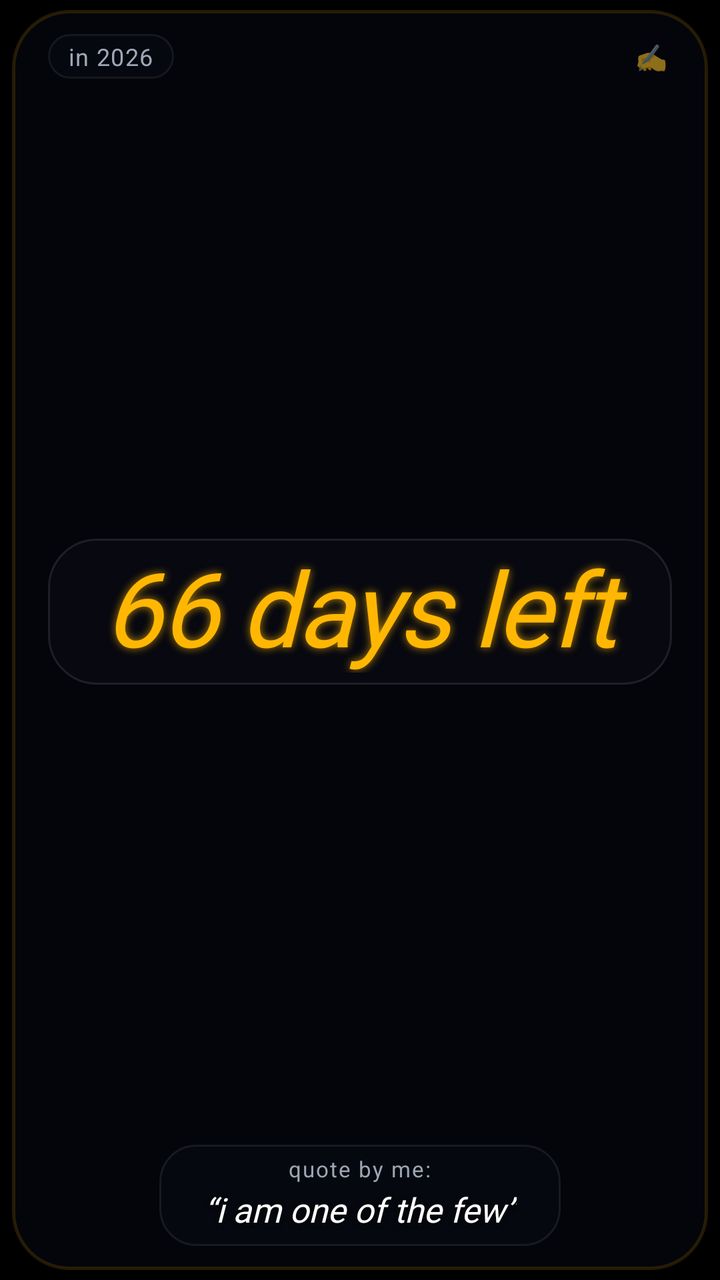
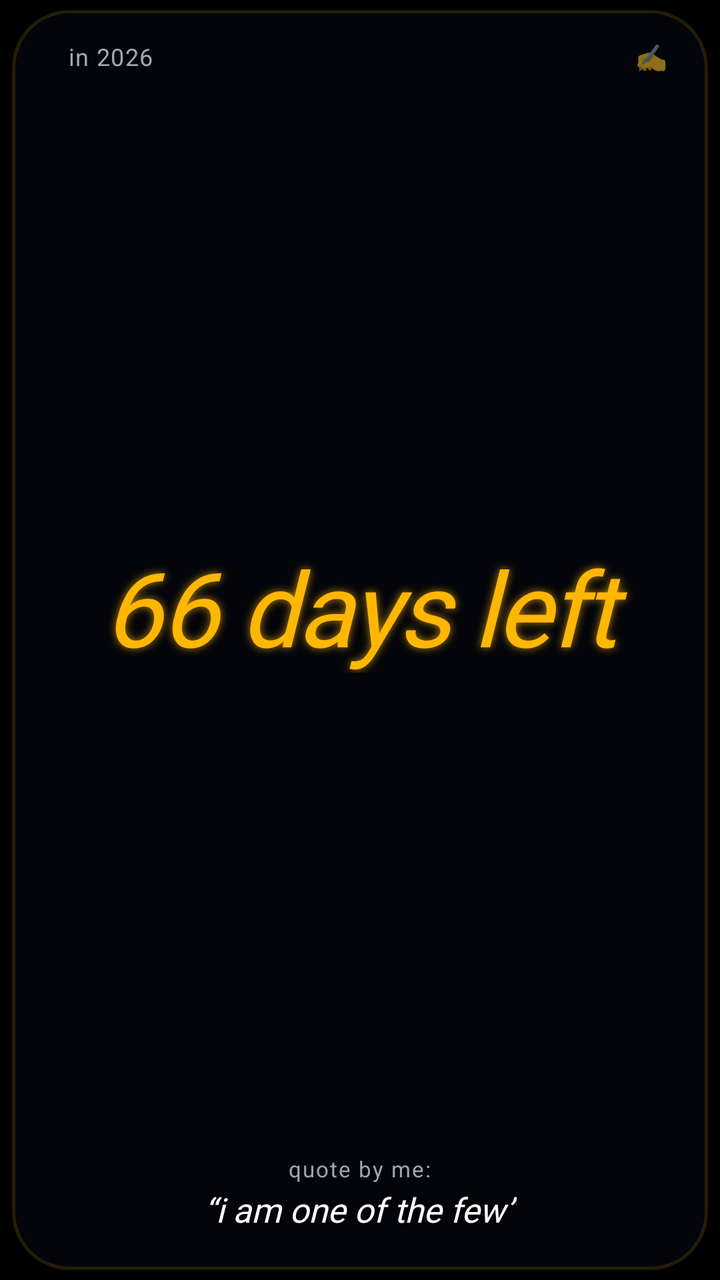

An Android layout rendered at two revisions. The XML below is the earlier revision; the diff shows what the commit changed to produce the second picture.
<!-- AndroidManifest.xml: application theme Theme.DaysLeftWidget -->
<!-- res/layout/widget_days_left.xml -->
<?xml version="1.0" encoding="utf-8"?>
<FrameLayout xmlns:android="http://schemas.android.com/apk/res/android"
    android:id="@+id/widget_root"
    android:layout_width="match_parent"
    android:layout_height="match_parent"
    android:paddingStart="6dp"
    android:paddingEnd="6dp"
    android:paddingTop="5dp"
    android:paddingBottom="5dp">

    
    <FrameLayout
        android:id="@+id/widget_card"
        android:layout_width="match_parent"
        android:layout_height="match_parent"
        android:background="@drawable/widget_card_bg">

        
        <ImageView
            android:id="@+id/iv_year_dots"
            android:layout_width="match_parent"
            android:layout_height="match_parent"
            android:scaleType="fitXY"
            android:contentDescription="@null" />

        
        <LinearLayout
            android:layout_width="match_parent"
            android:layout_height="match_parent"
            android:orientation="vertical"
            android:paddingStart="18dp"
            android:paddingEnd="18dp"
            android:paddingTop="12dp"
            android:paddingBottom="12dp">

            
            <RelativeLayout
                android:layout_width="match_parent"
                android:layout_height="wrap_content">

                <TextView
                    android:id="@+id/tv_year_label"
                    android:layout_width="wrap_content"
                    android:layout_height="wrap_content"
                    android:layout_alignParentStart="true"
                    android:layout_centerVertical="true"
                    android:background="@drawable/scrim_capsule_year"
                    android:paddingStart="10dp"
                    android:paddingEnd="10dp"
                    android:paddingTop="3dp"
                    android:paddingBottom="3dp"
                    android:text="in 2026"
                    android:textColor="@color/text_header_muted"
                    android:textSize="12sp"
                    android:textStyle="normal"
                    android:letterSpacing="0.04" />

                <TextView
                    android:id="@+id/btn_quick_add"
                    android:layout_width="wrap_content"
                    android:layout_height="wrap_content"
                    android:layout_alignParentEnd="true"
                    android:layout_centerVertical="true"
                    android:padding="2dp"
                    android:text="✍️"
                    android:textSize="13sp" />
            </RelativeLayout>

            
            <LinearLayout
                android:layout_width="match_parent"
                android:layout_height="0dp"
                android:layout_weight="1"
                android:gravity="center"
                android:paddingTop="3dp"
                android:paddingBottom="3dp">

                <FrameLayout
                    android:layout_width="match_parent"
                    android:layout_height="wrap_content"
                    android:background="@drawable/scrim_capsule_hero"
                    android:paddingStart="20dp"
                    android:paddingEnd="20dp"
                    android:paddingTop="6dp"
                    android:paddingBottom="6dp">

                    <TextView
                        android:id="@+id/tv_days_hero"
                        android:layout_width="match_parent"
                        android:layout_height="wrap_content"
                        android:gravity="center"
                        android:text="66 days left"
                        android:textColor="@color/hero_days_color"
                        android:textSize="52sp"
                        android:textStyle="italic"
                        android:fontFamily="@font/playfair_display_italic"
                        android:autoSizeTextType="uniform"
                        android:autoSizeMinTextSize="28sp"
                        android:autoSizeMaxTextSize="68sp"
                        android:autoSizeStepGranularity="2sp"
                        android:includeFontPadding="false"
                        android:letterSpacing="-0.02"
                        android:shadowColor="#B3FFB703"
                        android:shadowDx="0"
                        android:shadowDy="0"
                        android:shadowRadius="10" />
                </FrameLayout>
            </LinearLayout>

            
            <LinearLayout
                android:layout_width="match_parent"
                android:layout_height="wrap_content"
                android:gravity="center">

                <LinearLayout
                    android:id="@+id/quote_container"
                    android:layout_width="wrap_content"
                    android:layout_height="wrap_content"
                    android:background="@drawable/scrim_capsule_quote"
                    android:paddingStart="22dp"
                    android:paddingEnd="22dp"
                    android:paddingTop="6dp"
                    android:paddingBottom="7dp"
                    android:gravity="center"
                    android:orientation="vertical">

                    <TextView
                        android:id="@+id/tv_quote_label"
                        android:layout_width="wrap_content"
                        android:layout_height="wrap_content"
                        android:text="quote by me:"
                        android:textColor="@color/quote_label_color"
                        android:textSize="11sp"
                        android:letterSpacing="0.06"
                        android:includeFontPadding="false" />

                    <TextView
                        android:id="@+id/tv_quote_text"
                        android:layout_width="wrap_content"
                        android:layout_height="wrap_content"
                        android:layout_marginTop="2dp"
                        android:gravity="center"
                        android:text="“i am one of the few”"
                        android:textColor="@color/quote_text_color"
                        android:textSize="17sp"
                        android:textStyle="italic"
                        android:fontFamily="@font/playfair_display_quote"
                        android:maxLines="2"
                        android:ellipsize="end"
                        android:lineSpacingExtra="3dp"
                        android:shadowColor="#99000000"
                        android:shadowDx="0"
                        android:shadowDy="2"
                        android:shadowRadius="6" />
                </LinearLayout>
            </LinearLayout>

        </LinearLayout>

    </FrameLayout>
</FrameLayout>
<!-- resources referenced by this layout -->
<resources>
  <color name="hero_days_color">#FFB703</color>
  <color name="quote_label_color">#9DA4B3</color>
  <color name="quote_text_color">#FFFFFF</color>
  <color name="text_header_muted">#A0A7B8</color>
  <!-- drawable scrim_capsule_hero (drawable) -->
  <?xml version="1.0" encoding="utf-8"?>
  <shape xmlns:android="http://schemas.android.com/apk/res/android"
      android:shape="rectangle">
      <solid android:color="#C4080A12" />
      <corners android:radius="24dp" />
      <stroke
          android:width="1dp"
          android:color="#1AFFFFFF" />
  </shape>
  <!-- drawable scrim_capsule_quote (drawable) -->
  <?xml version="1.0" encoding="utf-8"?>
  <shape xmlns:android="http://schemas.android.com/apk/res/android"
      android:shape="rectangle">
      <solid android:color="#B4080A12" />
      <corners android:radius="18dp" />
      <stroke
          android:width="1dp"
          android:color="#14FFFFFF" />
  </shape>
  <!-- drawable scrim_capsule_year (drawable) -->
  <?xml version="1.0" encoding="utf-8"?>
  <shape xmlns:android="http://schemas.android.com/apk/res/android"
      android:shape="rectangle">
      <solid android:color="#A0080A12" />
      <corners android:radius="14dp" />
      <stroke
          android:width="1dp"
          android:color="#12FFFFFF" />
  </shape>
  <!-- drawable widget_card_bg (drawable) -->
  <?xml version="1.0" encoding="utf-8"?>
  <shape xmlns:android="http://schemas.android.com/apk/res/android"
      android:shape="rectangle">
      
      <solid android:color="#B8060810" />
      <corners android:radius="28dp" />
      <stroke
          android:width="1.5dp"
          android:color="#24FFB703" />
  </shape>
  <style name="Theme.DaysLeftWidget" parent="Theme.MaterialComponents.DayNight.NoActionBar">
          <item name="colorPrimary">@color/primary_dark</item>
          <item name="colorSecondary">@color/accent_color</item>
          <item name="android:statusBarColor">@color/primary_dark</item>
          <item name="android:windowBackground">@color/primary_dark</item>
      </style>
  <color name="primary_dark">#000000</color>
  <color name="accent_color">#FFB703</color>
</resources>

<!-- the commit's change to res/layout/widget_days_left.xml (unified diff, before → after) -->
@@ -44,7 +44,6 @@
                     android:layout_height="wrap_content"
                     android:layout_alignParentStart="true"
                     android:layout_centerVertical="true"
-                    android:background="@drawable/scrim_capsule_year"
                     android:paddingStart="10dp"
                     android:paddingEnd="10dp"
                     android:paddingTop="3dp"
@@ -75,36 +74,26 @@
                 android:paddingTop="3dp"
                 android:paddingBottom="3dp">
 
-                <FrameLayout
+                <TextView
+                    android:id="@+id/tv_days_hero"
                     android:layout_width="match_parent"
                     android:layout_height="wrap_content"
-                    android:background="@drawable/scrim_capsule_hero"
-                    android:paddingStart="20dp"
-                    android:paddingEnd="20dp"
-                    android:paddingTop="6dp"
-                    android:paddingBottom="6dp">
-
-                    <TextView
-                        android:id="@+id/tv_days_hero"
-                        android:layout_width="match_parent"
-                        android:layout_height="wrap_content"
-                        android:gravity="center"
-                        android:text="66 days left"
-                        android:textColor="@color/hero_days_color"
-                        android:textSize="52sp"
-                        android:textStyle="italic"
-                        android:fontFamily="@font/playfair_display_italic"
-                        android:autoSizeTextType="uniform"
-                        android:autoSizeMinTextSize="28sp"
-                        android:autoSizeMaxTextSize="68sp"
-                        android:autoSizeStepGranularity="2sp"
-                        android:includeFontPadding="false"
-                        android:letterSpacing="-0.02"
-                        android:shadowColor="#B3FFB703"
-                        android:shadowDx="0"
-                        android:shadowDy="0"
-                        android:shadowRadius="10" />
-                </FrameLayout>
+                    android:gravity="center"
+                    android:text="66 days left"
+                    android:textColor="@color/hero_days_color"
+                    android:textSize="52sp"
+                    android:textStyle="italic"
+                    android:fontFamily="@font/playfair_display_italic"
+                    android:autoSizeTextType="uniform"
+                    android:autoSizeMinTextSize="28sp"
+                    android:autoSizeMaxTextSize="68sp"
+                    android:autoSizeStepGranularity="2sp"
+                    android:includeFontPadding="false"
+                    android:letterSpacing="-0.02"
+                    android:shadowColor="#B3FFB703"
+                    android:shadowDx="0"
+                    android:shadowDy="0"
+                    android:shadowRadius="10" />
             </LinearLayout>
 
             
@@ -117,7 +106,6 @@
                     android:id="@+id/quote_container"
                     android:layout_width="wrap_content"
                     android:layout_height="wrap_content"
-                    android:background="@drawable/scrim_capsule_quote"
                     android:paddingStart="22dp"
                     android:paddingEnd="22dp"
                     android:paddingTop="6dp"
<!-- resource entries referenced after the edit -->
@@ -4,36 +4,6 @@
   <color name="quote_label_color">#9DA4B3</color>
   <color name="quote_text_color">#FFFFFF</color>
   <color name="text_header_muted">#A0A7B8</color>
-  <!-- drawable scrim_capsule_hero (drawable) -->
-  <?xml version="1.0" encoding="utf-8"?>
-  <shape xmlns:android="http://schemas.android.com/apk/res/android"
-      android:shape="rectangle">
-      <solid android:color="#C4080A12" />
-      <corners android:radius="24dp" />
-      <stroke
-          android:width="1dp"
-          android:color="#1AFFFFFF" />
-  </shape>
-  <!-- drawable scrim_capsule_quote (drawable) -->
-  <?xml version="1.0" encoding="utf-8"?>
-  <shape xmlns:android="http://schemas.android.com/apk/res/android"
-      android:shape="rectangle">
-      <solid android:color="#B4080A12" />
-      <corners android:radius="18dp" />
-      <stroke
-          android:width="1dp"
-          android:color="#14FFFFFF" />
-  </shape>
-  <!-- drawable scrim_capsule_year (drawable) -->
-  <?xml version="1.0" encoding="utf-8"?>
-  <shape xmlns:android="http://schemas.android.com/apk/res/android"
-      android:shape="rectangle">
-      <solid android:color="#A0080A12" />
-      <corners android:radius="14dp" />
-      <stroke
-          android:width="1dp"
-          android:color="#12FFFFFF" />
-  </shape>
   <!-- drawable widget_card_bg (drawable) -->
   <?xml version="1.0" encoding="utf-8"?>
   <shape xmlns:android="http://schemas.android.com/apk/res/android"
